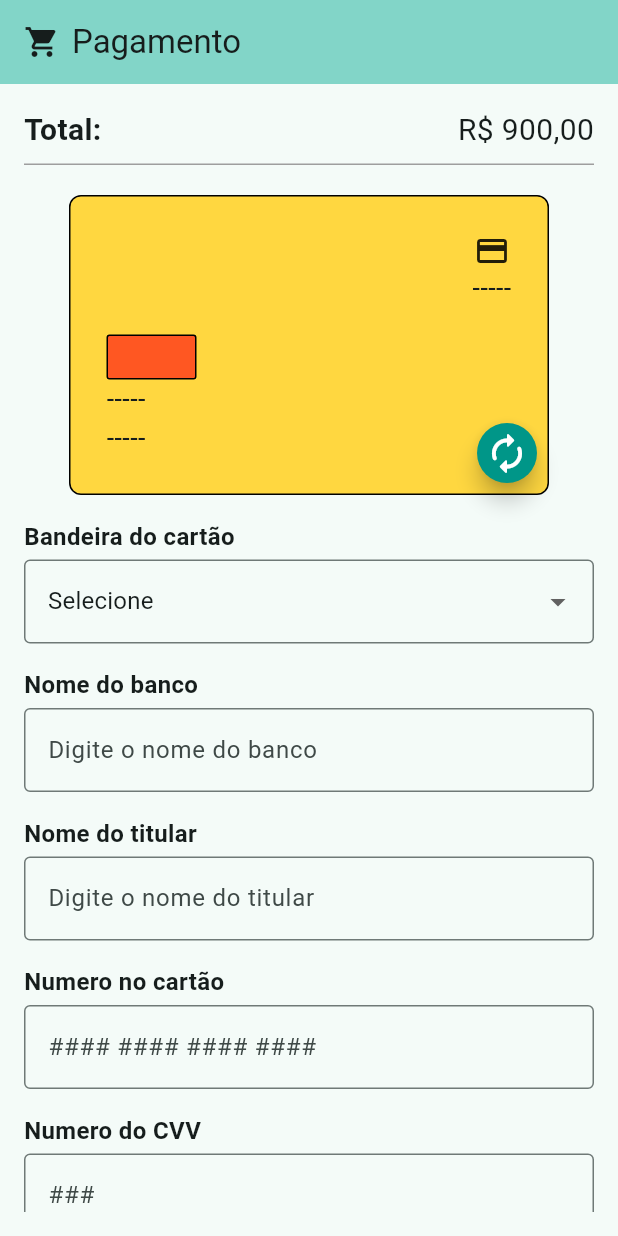
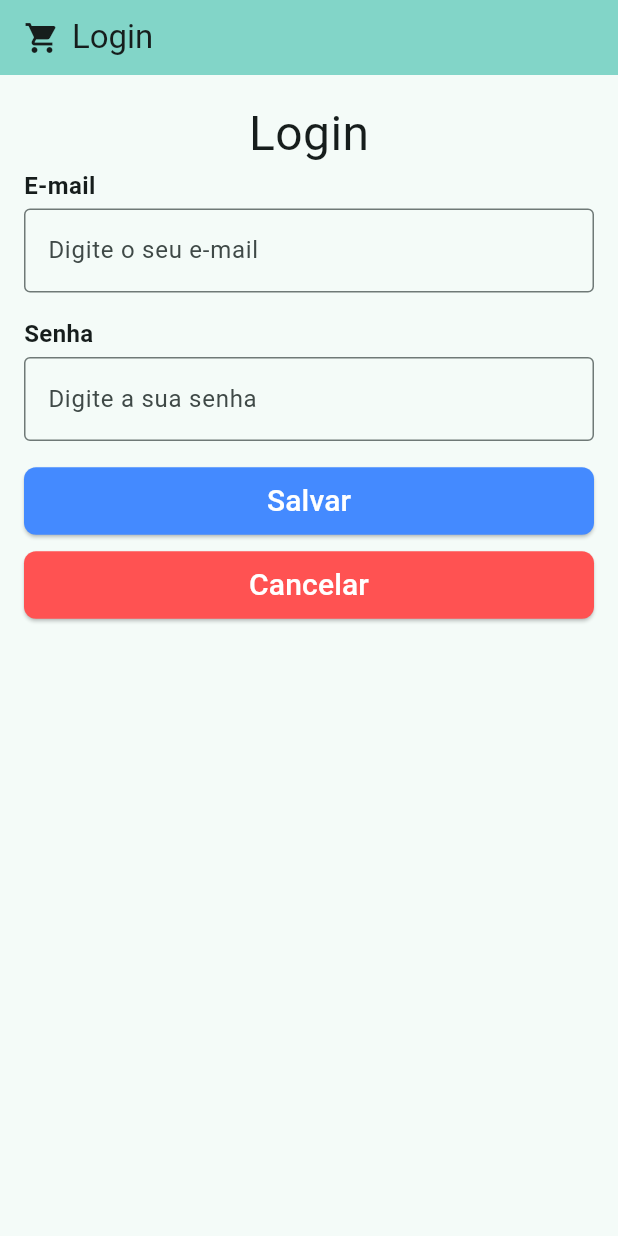
Before and after one commit to otaviohenrique1/app_compras, a Flutter app: the screen it shows after launch, on a phone screen of 412 x 824 dp. Run offline on Flutter 3.47's test engine with Material 2 defaults, Android fonts, the phone set to English and light mode, and no system bars; our stand-ins replace mask_text_input_formatter.

Commit message:
Commit 10

```diff
--- /dev/null
+++ b/lib/components/header.dart
@@ -0,0 +1,36 @@
+import 'package:flutter/material.dart';
+
+class Header extends StatefulWidget implements PreferredSizeWidget {
+  const Header({
+    super.key,
+    required this.titulo,
+  });
+
+  final String titulo;
+
+  @override
+  State<Header> createState() => _HeaderState();
+
+  @override
+  Size get preferredSize {
+    return const Size.fromHeight(50);
+  }
+}
+
+class _HeaderState extends State<Header> {
+  @override
+  Widget build(BuildContext context) {
+    return AppBar(
+      backgroundColor: Theme.of(context).colorScheme.inversePrimary,
+      title: Row(
+        children: [
+          const Icon(Icons.shopping_cart),
+          Padding(
+            padding: const EdgeInsets.only(left: 8),
+            child: Text(widget.titulo),
+          ),
+        ],
+      ),
+    );
+  }
+}
--- a/lib/main.dart
+++ b/lib/main.dart
@@ -1,5 +1,6 @@
+import 'package:app_compras/pages/login.dart';
 import 'package:flutter/material.dart';
-import 'package:app_compras/pages/pagamento.dart';
+// import 'package:app_compras/pages/pagamento.dart';
 
 void main() {
   runApp(const MyApp());
@@ -16,7 +17,7 @@ class MyApp extends StatelessWidget {
         colorScheme: ColorScheme.fromSeed(seedColor: Colors.teal),
         useMaterial3: true,
       ),
-      home: const Pagamento(),
+      home: const Login(),
     );
   }
 }
--- a/lib/pages/homepage.dart
+++ b/lib/pages/homepage.dart
@@ -1,15 +1,4 @@
-import 'package:app_compras/utils/formatadores.dart';
 import 'package:flutter/material.dart';
-// import 'package:flutter/services.dart';
-import 'package:app_compras/components/botao.dart';
-import 'package:app_compras/components/cartao_credito.dart';
-import 'package:app_compras/components/label_campo.dart';
-import 'package:app_compras/utils/listas.dart';
-import 'package:app_compras/components/campo_texto.dart';
-import 'package:app_compras/components/select.dart';
-import 'package:mask_text_input_formatter/mask_text_input_formatter.dart';
-
-num valorTotalCompra = 900;
 
 class Homepage extends StatefulWidget {
   const Homepage({super.key});
@@ -48,13 +37,3 @@ class _HomepageState extends State<Homepage> {
     );
   }
 }
-
-List<String> divideValorTotalEmParcelas(
-    num valorTotal, int quantidadeParcelas) {
-  List<String> resultado = List.generate(quantidadeParcelas, (index) {
-    var parcela = index + 1;
-    var valor = (valorTotal / parcela).toStringAsFixed(2);
-    return "$parcela x R\$ $valor (Sem juros)";
-  });
-  return ["Preço à vista"] + resultado;
-}
--- /dev/null
+++ b/lib/pages/login.dart
@@ -0,0 +1,95 @@
+import 'package:app_compras/components/botao.dart';
+import 'package:flutter/material.dart';
+import 'package:app_compras/components/campo_texto.dart';
+import 'package:app_compras/components/header.dart';
+import 'package:app_compras/components/label_campo.dart';
+
+class Login extends StatefulWidget {
+  const Login({super.key});
+
+  @override
+  State<Login> createState() => _LoginState();
+}
+
+class _LoginState extends State<Login> {
+  final formKey = GlobalKey<FormState>();
+  final _emailController = TextEditingController();
+  final _senhaController = TextEditingController();
+
+  @override
+  void dispose() {
+    _emailController.dispose();
+    _senhaController.dispose();
+    super.dispose();
+  }
+
+  @override
+  Widget build(BuildContext context) {
+    return Scaffold(
+      appBar: const Header(titulo: "Login"),
+      body: Padding(
+        padding: const EdgeInsets.all(16),
+        child: Form(
+          key: formKey,
+          child: ListView(
+            children: [
+              const Center(
+                child: Text("Login", style: TextStyle(fontSize: 32)),
+              ),
+              LabelCampo(
+                titulo: "E-mail",
+                exibeTitulo: true,
+                padding: const EdgeInsets.only(bottom: 16),
+                campo: CampoTexto(
+                  controller: _emailController,
+                  hintText: "Digite o seu e-mail",
+                  keyboardType: TextInputType.emailAddress,
+                  validator: (value) {
+                    if (value == null || value.isEmpty) {
+                      return "Campo vazio";
+                    }
+                    return null;
+                  },
+                ),
+              ),
+              LabelCampo(
+                titulo: "Senha",
+                exibeTitulo: true,
+                padding: const EdgeInsets.only(bottom: 16),
+                campo: CampoTexto(
+                  controller: _senhaController,
+                  hintText: "Digite a sua senha",
+                  keyboardType: TextInputType.emailAddress,
+                  obscureText: true,
+                  validator: (value) {
+                    if (value == null || value.isEmpty) {
+                      return "Campo vazio";
+                    }
+                    return null;
+                  },
+                ),
+              ),
+              Botao(
+                backgroundColor: Colors.blueAccent,
+                label: "Salvar",
+                fontColor: Colors.white,
+                fontSize: 20,
+                onPressed: () {
+                  if (formKey.currentState!.validate()) {}
+                },
+              ),
+              const SizedBox(height: 8),
+              Botao(
+                backgroundColor: Colors.redAccent,
+                label: "Cancelar",
+                fontColor: Colors.white,
+                fontSize: 20,
+                onPressed: () {},
+              ),
+            ],
+          ),
+        ),
+      ),
+    );
+  }
+}
--- a/lib/pages/pagamento.dart
+++ b/lib/pages/pagamento.dart
@@ -54,6 +54,10 @@ class _PagamentoState extends State<Pagamento> {
   @override
   void dispose() {
     nomeBancoController.dispose();
+    nomeBancoController.dispose();
+    nomeTitularController.dispose();
+    numeroCartaoController.dispose();
+    numeroCartaoCVVController.dispose();
     super.dispose();
   }
 
```
